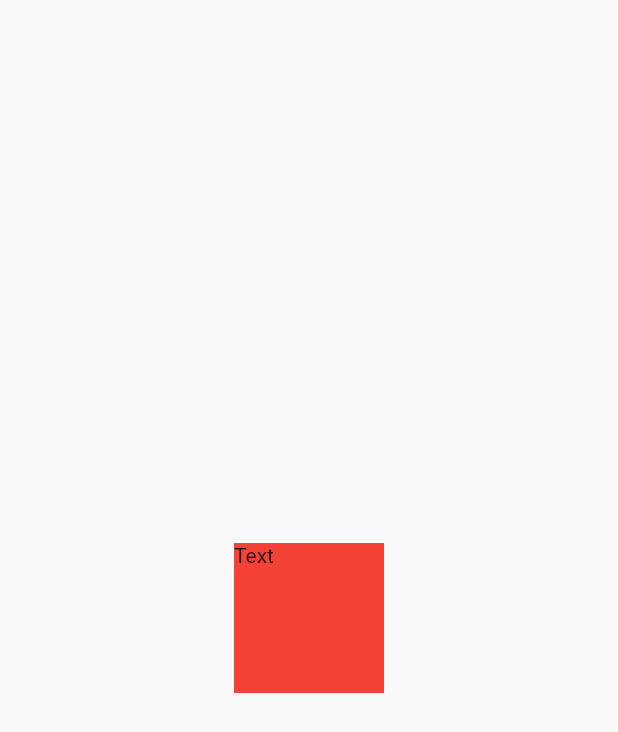
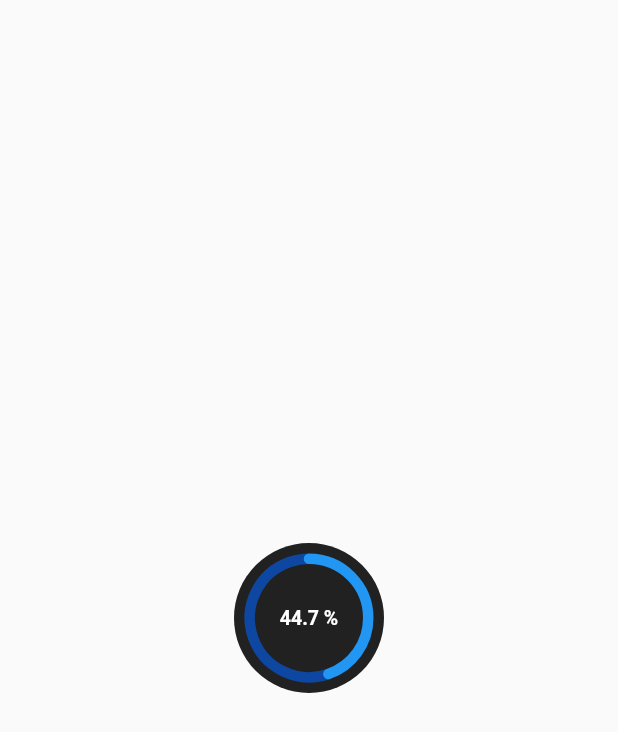
Before and after one commit to Vladislav-Popov/circleProgressBarWidget, a Flutter app: the screen it shows after launch, on a phone screen of 412 x 824 dp. Shown: the top 732 px of the screen. Run offline on Flutter 3.47's test engine with Material 2 defaults, Android fonts, the phone set to English and light mode, and no system bars.

Commit message:
Done #40 lesson

```diff
--- a/lib/main.dart
+++ b/lib/main.dart
@@ -1,3 +1,5 @@
+import 'dart:math';
+
 import 'package:flutter/material.dart';
 
 void main() {
@@ -13,11 +15,14 @@ class MyApp extends StatelessWidget {
       home: Scaffold(
         body: Center(
           child: Container(
-            color: Colors.red,
             height: 100,
             width: 100,
-            child: Text(
-              'Text',
+            child: RadialPercentWidget(
+              percent: 0.447,
+              feelColor: Colors.grey.shade900,
+              freeColor: Colors.blue.shade900,
+              lineColor: Colors.blue,
+              lineWidth: 7,
             ),
           ),
         ),
@@ -25,3 +30,127 @@ class MyApp extends StatelessWidget {
     );
   }
 }
+
+class RadialPercentWidget extends StatelessWidget {
+  // final Widget child;
+  final double percent;
+  final Color feelColor;
+  final Color freeColor;
+  final Color lineColor;
+  final double lineWidth;
+
+  const RadialPercentWidget(
+      {Key? key,
+      // required this.child,
+      required this.percent,
+      required this.feelColor,
+      required this.freeColor,
+      required this.lineColor,
+      required this.lineWidth})
+      : super(key: key);
+
+  @override
+  Widget build(BuildContext context) {
+    return Stack(
+      fit: StackFit.expand,
+      children: [
+        CustomPaint(
+            painter: MyPainter(
+          percent: percent,
+          feelColor: feelColor,
+          freeColor: freeColor,
+          lineColor: lineColor,
+          lineWidth: lineWidth,
+        )),
+        Padding(
+          padding: const EdgeInsets.all(11.0),
+          child: Center(
+            child: Text(
+              '${(percent * 100).toStringAsFixed(1)} %',
+              style: TextStyle(
+                color: Colors.white,
+                fontSize: 13,
+                fontWeight: FontWeight.bold,
+              ),
+            ),
+          ),
+        ),
+      ],
+    );
+  }
+}
+
+class MyPainter extends CustomPainter {
+  final double percent;
+  final Color feelColor;
+  final Color freeColor;
+  final Color lineColor;
+  final double lineWidth;
+
+  MyPainter({
+    required this.percent,
+    required this.feelColor,
+    required this.freeColor,
+    required this.lineColor,
+    required this.lineWidth,
+  });
+
+  @override
+  void paint(Canvas canvas, Size size) {
+    Rect arcRect = calculateArcsRect(size);
+
+    drawBackground(canvas, size);
+    drawFreeArc(canvas, arcRect);
+    drawFeelArc(canvas, arcRect);
+  }
+
+  void drawFeelArc(Canvas canvas, Rect arcRect) {
+    final paint = Paint();
+    paint.color = lineColor;
+    paint.style = PaintingStyle.stroke;
+    paint.strokeWidth = lineWidth;
+    paint.strokeCap = StrokeCap.round;
+    canvas.drawArc(
+      arcRect,
+      -pi / 2,
+      pi * 2 * percent,
+      false,
+      paint,
+    );
+  }
+
+  void drawFreeArc(Canvas canvas, Rect arcRect) {
+    final paint = Paint();
+    paint.color = freeColor;
+    paint.style = PaintingStyle.stroke;
+    paint.strokeWidth = lineWidth;
+
+    canvas.drawArc(
+      arcRect,
+      pi * 2 * percent - (pi / 2),
+      pi * 2 * (1 - percent),
+      false,
+      paint,
+    );
+  }
+
+  void drawBackground(Canvas canvas, Size size) {
+    final paint = Paint();
+    paint.color = feelColor;
+    paint.style = PaintingStyle.fill;
+    canvas.drawOval(Offset.zero & size, paint);
+  }
+
+  Rect calculateArcsRect(Size size) {
+    final linesMargin = 7;
+    final offset = lineWidth / 2 + linesMargin;
+    final arcRect = Offset(offset, offset) &
+        Size(size.width - offset * 2, size.height - offset * 2);
+    return arcRect;
+  }
+
+  @override
+  bool shouldRepaint(covariant CustomPainter oldDelegate) {
+    return true;
+  }
+}
```
